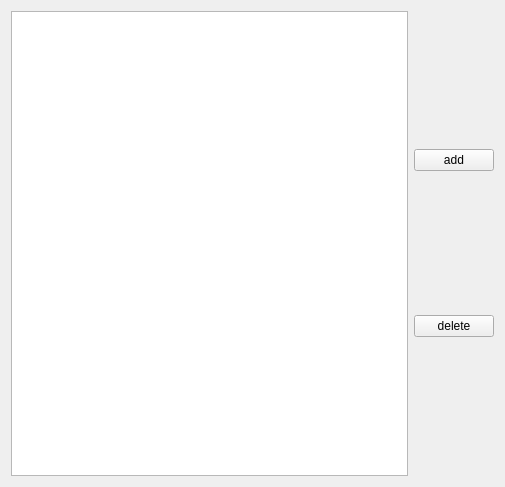
Qt form src/DataVisualization/realTimewidget.ui (BeQuiet1228/FreeCAD) before a commit.
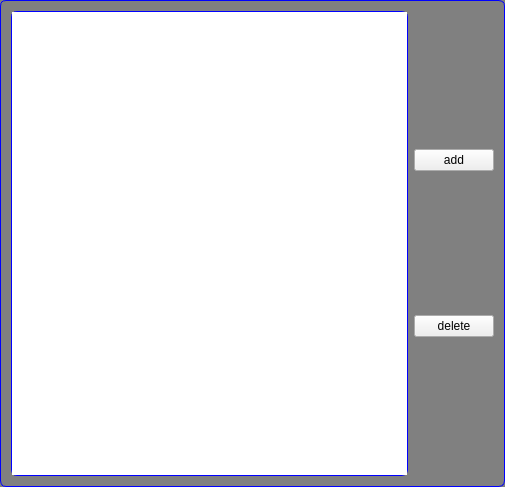
The same form after that commit.

Commit message: 添加contourRender,ContourRenderPolar virture void loadConfig();读取配置函数 修改结构体:   typedef struct CfgInfo 	{ 		typedef struct valColor{ 			double value; 			QColor color; 		}VALCOLOR; 		//等级模式 		ContourLevelsMod contourLevelsMod; 		//绘制模式 		bool isAA; 		//等值线取值模式 		QwtLinearColorMap::Mode mode; 		std::vector<valColor> colorlist; 	}CFGINFO; 读取xml等位图配置。

The edit to the form file:
```diff
--- a/src/DataVisualization/realTimewidget.ui
+++ b/src/DataVisualization/realTimewidget.ui
@@ -13,9 +13,24 @@
   <property name="windowTitle">
    <string>Form</string>
   </property>
+  <property name="styleSheet">
+   <string notr="true">QWidget#realTimewidget{
+background-color:gray;
+border:1px solid #0000ff;
+border-radius:6px;
+}</string>
+  </property>
   <layout class="QGridLayout" name="gridLayout">
    <item row="0" column="0">
-    <widget class="QTableWidget" name="tableWidget"/>
+    <widget class="QTableWidget" name="tableWidget">
+     <property name="styleSheet">
+      <string notr="true">QTableWidget#tableWidget{
+color:black;
+border:1px solid #0000ff;
+border-radius:6px;
+}</string>
+     </property>
+    </widget>
    </item>
    <item row="0" column="1">
     <layout class="QVBoxLayout" name="verticalLayout">
```
The commit also changes 6 other files.
